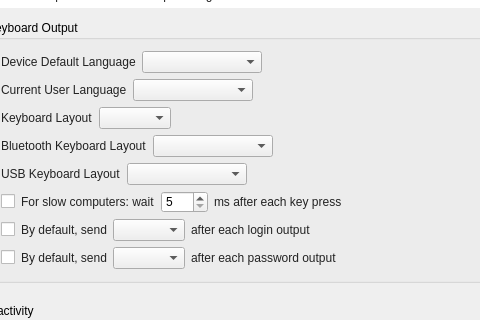
Old version of the form src/MainWindow.ui in the repository mooltipass/moolticute; both pictures show x 108 to 588 and y 129 to 449 of the 988 by 632 pixel window.
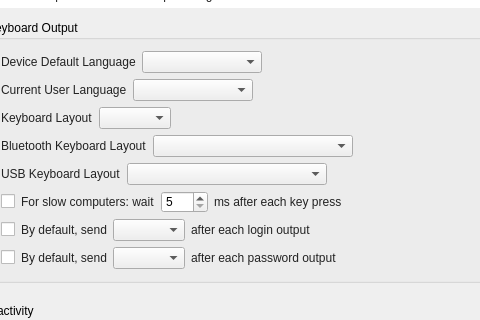
New version of the form. The open tabs and pages were chosen to show the change. Icons and pictures are not drawn. Custom widgets are drawn as their Qt base class.

Commit message: [BLE] Increase size of keyboard layout comboboxes

```diff
--- a/src/MainWindow.ui
+++ b/src/MainWindow.ui
@@ -698,7 +698,7 @@
                    <widget class="QComboBox" name="comboBoxBtLayout">
                     <property name="minimumSize">
                      <size>
-                      <width>120</width>
+                      <width>200</width>
                       <height>0</height>
                      </size>
                     </property>
@@ -746,7 +746,7 @@
                    <widget class="QComboBox" name="comboBoxUsbLayout">
                     <property name="minimumSize">
                      <size>
-                      <width>120</width>
+                      <width>200</width>
                       <height>0</height>
                      </size>
                     </property>
```
